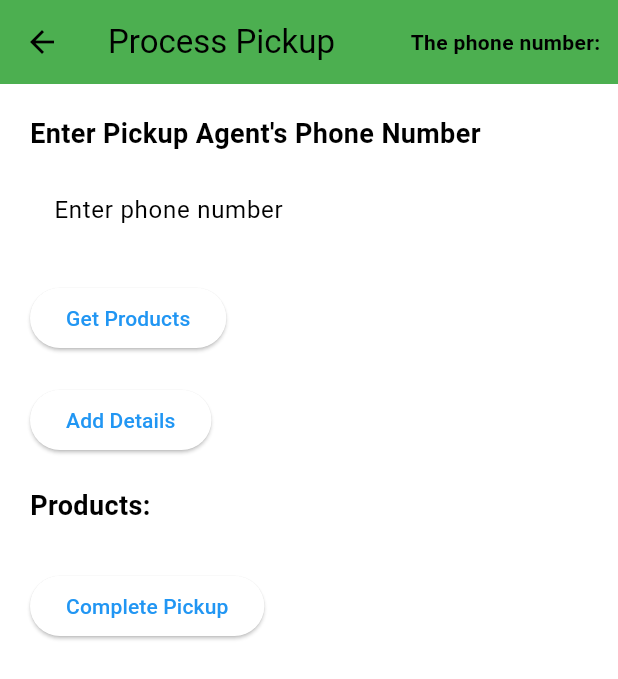
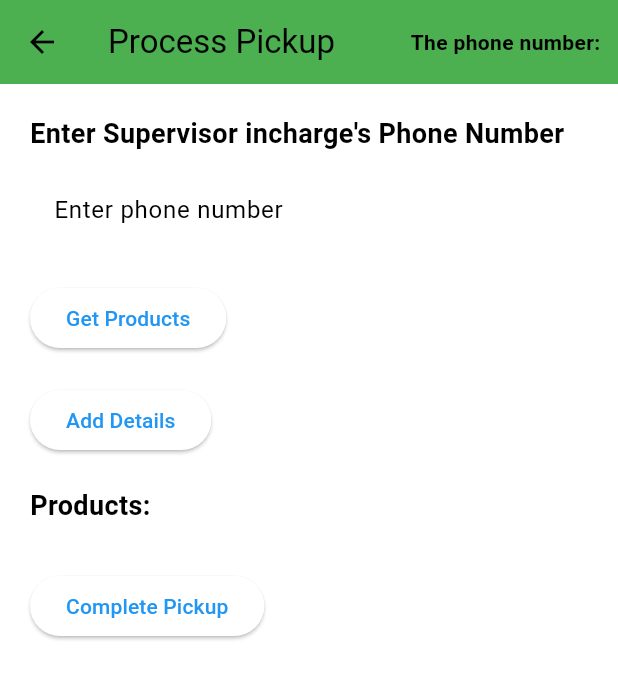
Before and after one commit to scrapuncle-tech/scrapuncle_warehouse_app, a Flutter app: the PickupPage screen opened directly, on a phone screen of 412 x 824 dp. Shown: the top 679 px of the screen. Run offline on Flutter 3.47's test engine with Material 3 defaults, Android fonts, the phone set to English and light mode, and no system bars; our stand-ins replace cloud_firestore, firebase_auth, firebase_core, firebase_database, firebase_storage, image_picker and 2 more; accounts and stored records are empty.

Commit message:
Implementation completed for warehouse application

```diff
--- a/lib/pages/pickup.dart
+++ b/lib/pages/pickup.dart
@@ -121,7 +121,7 @@ class _PickupPageState extends State<PickupPage> {
           crossAxisAlignment: CrossAxisAlignment.start,
           children: [
             const Text(
-              "Enter Pickup Agent's Phone Number",
+              "Enter Supervisor incharge's Phone Number",
               style: TextStyle(
                 fontSize: 18,
                 fontWeight: FontWeight.bold,
```
